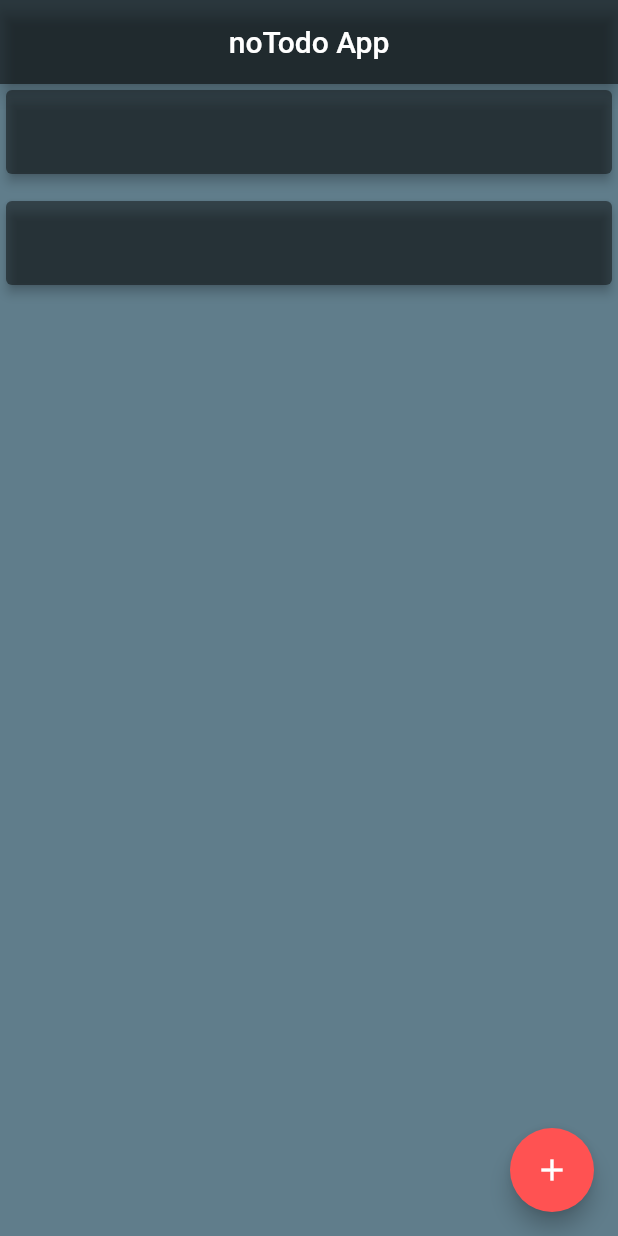
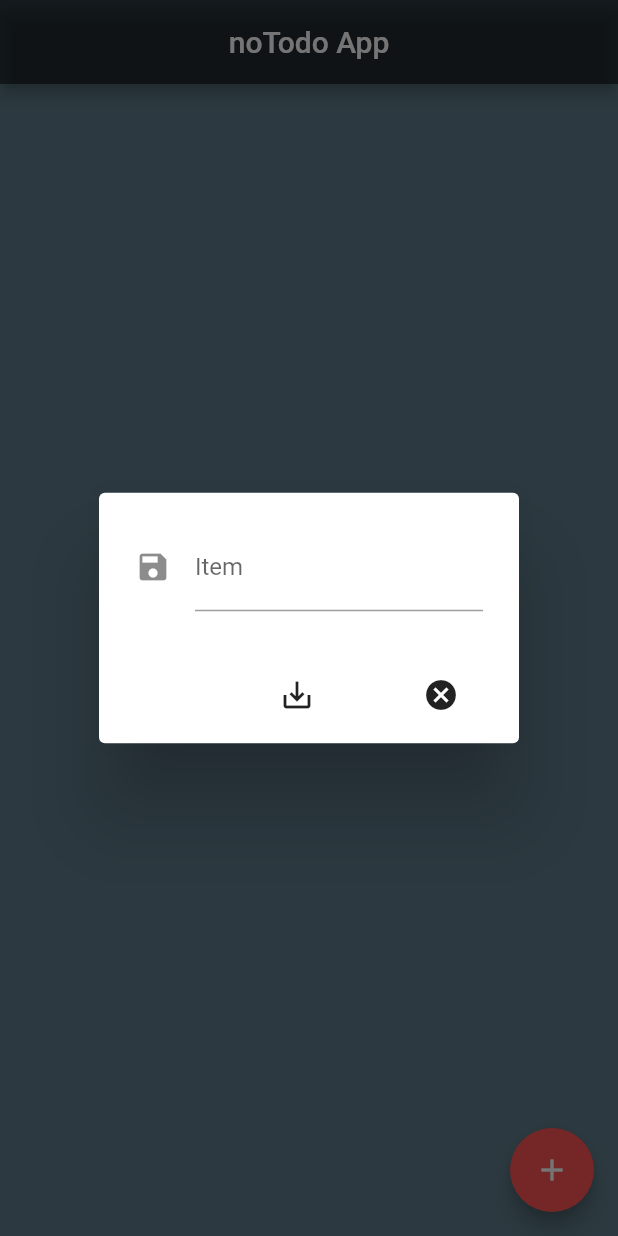
Before and after one commit to islamahmad/flutter_notodo, a Flutter app: the screen it shows after launch, on a phone screen of 412 x 824 dp. Run offline on Flutter 3.47's test engine with Material 2 defaults, Android fonts, the phone set to English and light mode, and no system bars; our stand-ins replace sqflite; accounts and stored records are empty.

```diff
--- a/lib/util/notodo_screen.dart
+++ b/lib/util/notodo_screen.dart
@@ -6,6 +6,7 @@ class NoTodoScreen extends StatefulWidget {
 }
 
 class _NoTodoScreenState extends State<NoTodoScreen> {
+  final TextEditingController _tec = TextEditingController();
   @override
   Widget build(BuildContext context) {
     return Scaffold(
@@ -22,23 +23,43 @@ class _NoTodoScreenState extends State<NoTodoScreen> {
         backgroundColor: Colors.redAccent,
         foregroundColor: Colors.white,
       ),
-      body: ListView(
-        children: <Widget>[
-          Card(
-            color: Colors.black45,
-            child: ListTile(),
-            elevation: 3.0,
-          ),
-          Padding(padding: EdgeInsets.all(5.0)),
-          Card(
-            child: ListTile(),
-            color: Colors.black45,
-            elevation: 3.0,
-          ),
-        ],
-      ),
+      body: Column(),
     );
   }
 
-  _showFormDialog() {}
+  _showFormDialog() {
+    var alert = AlertDialog(
+      content: Row(
+        children: <Widget>[
+          Expanded(
+              child: TextField(
+            controller: _tec,
+            autocorrect: true,
+            decoration: InputDecoration(
+              labelText: 'Item',
+              hintText: 'e.g. dont buy stuff',
+              icon: Icon(Icons.save),
+            ),
+          ))
+        ],
+      ),
+      actions: <Widget>[
+        FlatButton(
+          onPressed: () => _handleSubmit(_tec.text),
+          child: Icon(Icons.save_alt),
+        ),
+        FlatButton(
+          onPressed: () => Navigator.pop(context),
+          child: Icon(Icons.cancel),
+        )
+      ],
+    );
+    showDialog(
+        context: context,
+        builder: (_) {
+          return alert;
+        });
+  }
+
+  _handleSubmit(String text) async {}
 }
```
Also changed, not shown: 1 other file.
